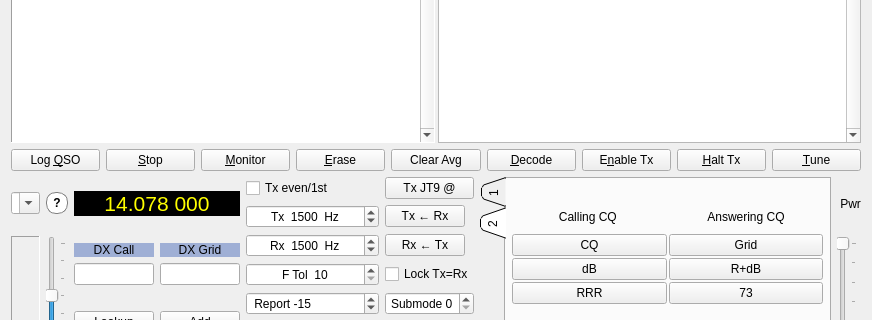
This is mainwindow.ui in saitohirga/WSJT-X as Qt 5 draws it before an edit; both pictures show x 0 to 872 and y 125 to 445 of the 872 by 583 pixel window. The edited form follows.
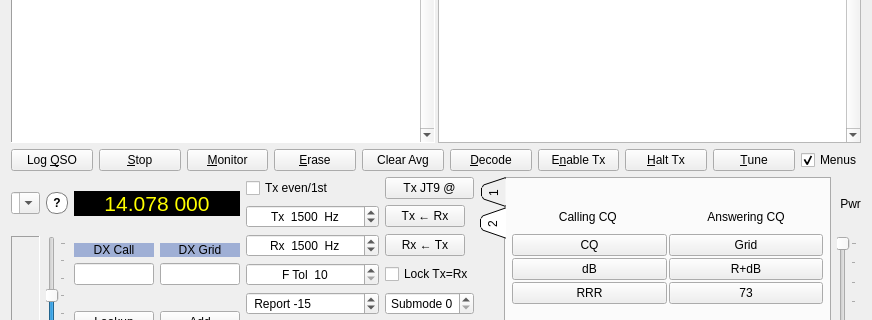
This is the edited form. Custom widgets are drawn as their Qt base class.

Commit message: Add checkBoxes to (potentially) replace the CTRL+M commands for minimizing window sizes.  Suggestions for better positioning, etc, are welcome.

Diff of the .ui file:
```diff
--- a/mainwindow.ui
+++ b/mainwindow.ui
@@ -529,6 +529,22 @@
           </property>
          </widget>
         </item>
+        <item>
+         <widget class="QCheckBox" name="cbMenus">
+          <property name="maximumSize">
+           <size>
+            <width>60</width>
+            <height>16777215</height>
+           </size>
+          </property>
+          <property name="text">
+           <string>Menus</string>
+          </property>
+          <property name="checked">
+           <bool>true</bool>
+          </property>
+         </widget>
+        </item>
        </layout>
       </item>
       <item>
```
The commit also changes 5 other files.
